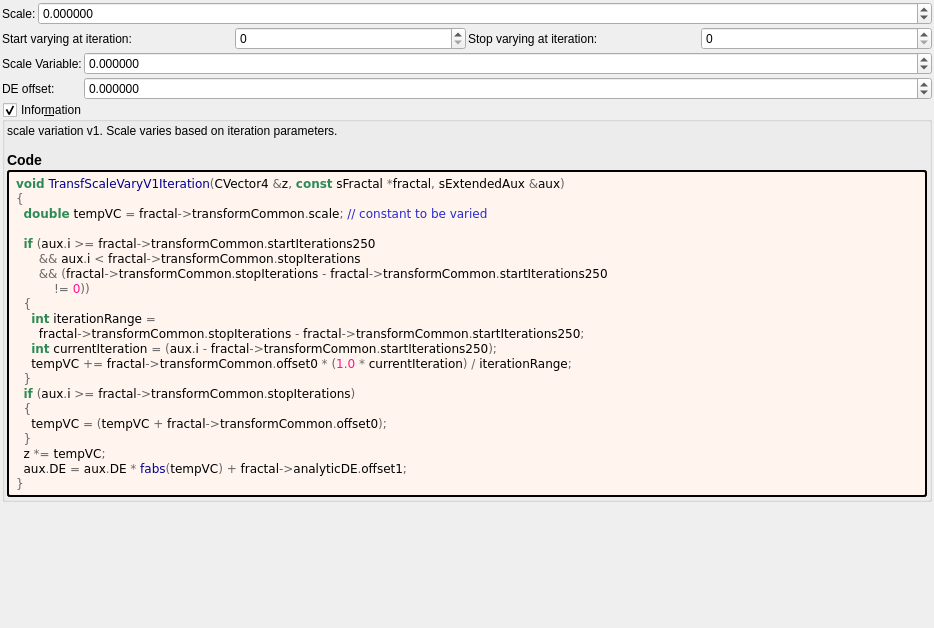
This is mandelbulber2/formula/ui/transf_scale_vary_v1.ui in irinox-ctrl/mandelbulber2 as Qt 5 draws it before an edit. The edited form follows.
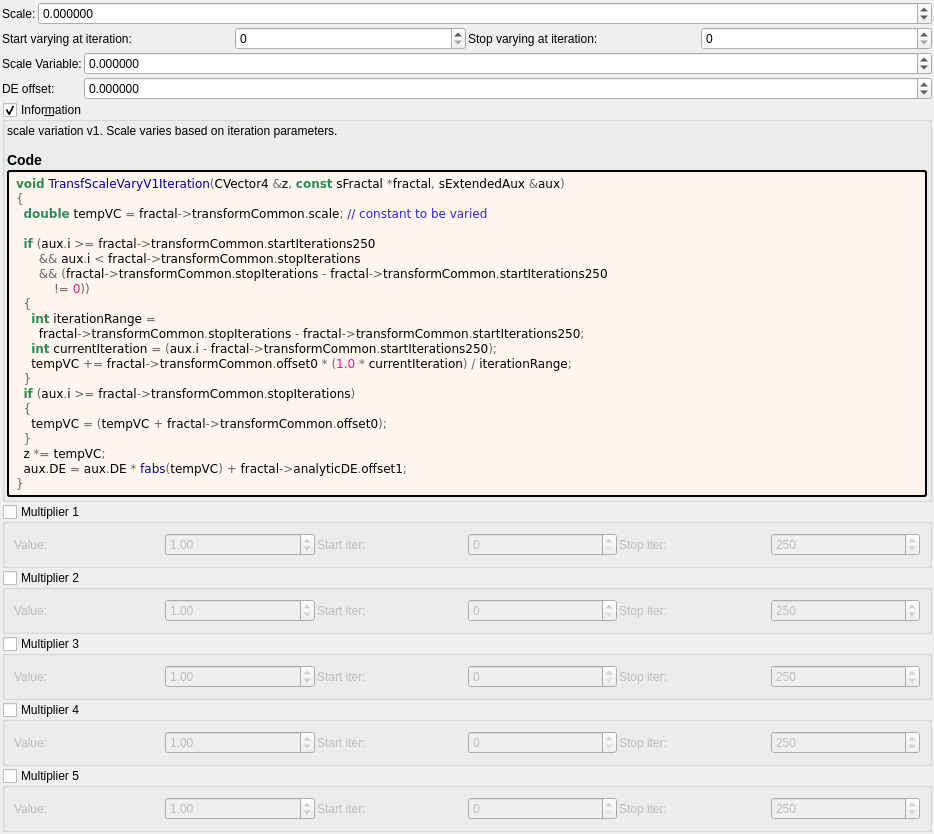
This is the edited form. Custom widgets are drawn as their Qt base class.

Commit message:
feat: add 5 general-purpose multipliers to all 1007 fractal formulas
Each multiplier has:
- Checkbox (OFF by default)
- Value spinbox (default 1.0, range -100 to 100)
- Iteration start/stop range

Logic: z *= value; DE *= |value|;

Uses existing transformCommon parameters:
- Checkboxes: functionEnabledBx/By/Bz/Bw/CzFalse
- Values: scale4/5/6/8/16
- Ranges: startIterationsB-F/stopIterationsB-F

Modified 1007 .cpp (CPU), 1006 .cl (GPU), 1023 .ui files.
Both source (formula/) and deploy (deploy/share/) copies updated.

What changed in the file:
```diff
--- a/mandelbulber2/formula/ui/transf_scale_vary_v1.ui
+++ b/mandelbulber2/formula/ui/transf_scale_vary_v1.ui
@@ -285,6 +285,192 @@
      </layout>
     </widget>
    </item>
+   <item>
+    <widget class="MyGroupBox" name="groupCheck_transf_function_enabledBx_false">
+     <property name="title"><string>Multiplier 1</string></property>
+     <property name="checkable"><bool>true</bool></property>
+     <property name="checked"><bool>false</bool></property>
+     <layout class="QGridLayout" name="gridLayout_mult1">
+      <property name="spacing"><number>2</number></property>
+      <item row="0" column="0">
+       <widget class="QLabel"><property name="text"><string>Value:</string></property></widget>
+      </item>
+      <item row="0" column="1">
+       <widget class="MyDoubleSpinBox" name="spinbox_transf_scale_4">
+        <property name="minimum"><double>-100.0</double></property><property name="maximum"><double>100.0</double></property>
+        <property name="singleStep"><double>0.01</double></property><property name="value"><double>1.0</double></property>
+       </widget>
+      </item>
+      <item row="0" column="2">
+       <widget class="QLabel"><property name="text"><string>Start iter:</string></property></widget>
+      </item>
+      <item row="0" column="3">
+       <widget class="MySpinBox" name="spinboxInt_transf_start_iterations_B">
+        <property name="minimum"><number>0</number></property><property name="maximum"><number>10000</number></property>
+        <property name="value"><number>0</number></property>
+       </widget>
+      </item>
+      <item row="0" column="4">
+       <widget class="QLabel"><property name="text"><string>Stop iter:</string></property></widget>
+      </item>
+      <item row="0" column="5">
+       <widget class="MySpinBox" name="spinboxInt_transf_stop_iterations_B">
+        <property name="minimum"><number>0</number></property><property name="maximum"><number>10000</number></property>
+        <property name="value"><number>250</number></property>
+       </widget>
+      </item>
+     </layout>
+    </widget>
+   </item>
+   <item>
+    <widget class="MyGroupBox" name="groupCheck_transf_function_enabledBy_false">
+     <property name="title"><string>Multiplier 2</string></property>
+     <property name="checkable"><bool>true</bool></property>
+     <property name="checked"><bool>false</bool></property>
+     <layout class="QGridLayout" name="gridLayout_mult2">
+      <property name="spacing"><number>2</number></property>
+      <item row="0" column="0">
+       <widget class="QLabel"><property name="text"><string>Value:</string></property></widget>
+      </item>
+      <item row="0" column="1">
+       <widget class="MyDoubleSpinBox" name="spinbox_transf_scale_5">
+        <property name="minimum"><double>-100.0</double></property><property name="maximum"><double>100.0</double></property>
+        <property name="singleStep"><double>0.01</double></property><property name="value"><double>1.0</double></property>
+       </widget>
+      </item>
+      <item row="0" column="2">
+       <widget class="QLabel"><property name="text"><string>Start iter:</string></property></widget>
+      </item>
+      <item row="0" column="3">
+       <widget class="MySpinBox" name="spinboxInt_transf_start_iterations_C">
+        <property name="minimum"><number>0</number></property><property name="maximum"><number>10000</number></property>
+        <property name="value"><number>0</number></property>
+       </widget>
+      </item>
+      <item row="0" column="4">
+       <widget class="QLabel"><property name="text"><string>Stop iter:</string></property></widget>
+      </item>
+      <item row="0" column="5">
+       <widget class="MySpinBox" name="spinboxInt_transf_stop_iterations_C">
+        <property name="minimum"><number>0</number></property><property name="maximum"><number>10000</number></property>
+        <property name="value"><number>250</number></property>
+       </widget>
+      </item>
+     </layout>
+    </widget>
+   </item>
+   <item>
+    <widget class="MyGroupBox" name="groupCheck_transf_function_enabledBz_false">
+     <property name="title"><string>Multiplier 3</string></property>
+     <property name="checkable"><bool>true</bool></property>
+     <property name="checked"><bool>false</bool></property>
+     <layout class="QGridLayout" name="gridLayout_mult3">
+      <property name="spacing"><number>2</number></property>
+      <item row="0" column="0">
+       <widget class="QLabel"><property name="text"><string>Value:</string></property></widget>
+      </item>
+      <item row="0" column="1">
+       <widget class="MyDoubleSpinBox" name="spinbox_transf_scale_6">
+        <property name="minimum"><double>-100.0</double></property><property name="maximum"><double>100.0</double></property>
+        <property name="singleStep"><double>0.01</double></property><property name="value"><double>1.0</double></property>
+       </widget>
+      </item>
+      <item row="0" column="2">
+       <widget class="QLabel"><property name="text"><string>Start iter:</string></property></widget>
+      </item>
+      <item row="0" column="3">
+       <widget class="MySpinBox" name="spinboxInt_transf_start_iterations_D">
+        <property name="minimum"><number>0</number></property><property name="maximum"><number>10000</number></property>
+        <property name="value"><number>0</number></property>
+       </widget>
+      </item>
+      <item row="0" column="4">
+       <widget class="QLabel"><property name="text"><string>Stop iter:</string></property></widget>
+      </item>
+      <item row="0" column="5">
+       <widget class="MySpinBox" name="spinboxInt_transf_stop_iterations_D">
+        <property name="minimum"><number>0</number></property><property name="maximum"><number>10000</number></property>
+        <property name="value"><number>250</number></property>
+       </widget>
+      </item>
+     </layout>
+    </widget>
+   </item>
+   <item>
+    <widget class="MyGroupBox" name="groupCheck_transf_function_enabledBw_false">
+     <property name="title"><string>Multiplier 4</string></property>
+     <property name="checkable"><bool>true</bool></property>
+     <property name="checked"><bool>false</bool></property>
+     <layout class="QGridLayout" name="gridLayout_mult4">
+      <property name="spacing"><number>2</number></property>
+      <item row="0" column="0">
+       <widget class="QLabel"><property name="text"><string>Value:</string></property></widget>
+      </item>
+      <item row="0" column="1">
+       <widget class="MyDoubleSpinBox" name="spinbox_transf_scale_8">
+        <property name="minimum"><double>-100.0</double></property><property name="maximum"><double>100.0</double></property>
+        <property name="singleStep"><double>0.01</double></property><property name="value"><double>1.0</double></property>
+       </widget>
+      </item>
+      <item row="0" column="2">
+       <widget class="QLabel"><property name="text"><string>Start iter:</string></property></widget>
+      </item>
+      <item row="0" column="3">
+       <widget class="MySpinBox" name="spinboxInt_transf_start_iterations_E">
+        <property name="minimum"><number>0</number></property><property name="maximum"><number>10000</number></property>
+        <property name="value"><number>0</number></property>
+       </widget>
+      </item>
+      <item row="0" column="4">
+       <widget class="QLabel"><property name="text"><string>Stop iter:</string></property></widget>
+      </item>
+      <item row="0" column="5">
+       <widget class="MySpinBox" name="spinboxInt_transf_stop_iterations_E">
+        <property name="minimum"><number>0</number></property><property name="maximum"><number>10000</number></property>
+        <property name="value"><number>250</number></property>
+       </widget>
+      </item>
+     </layout>
+    </widget>
+   </item>
+   <item>
+    <widget class="MyGroupBox" name="groupCheck_transf_function_enabledCz_false">
+     <property name="title"><string>Multiplier 5</string></property>
+     <property name="checkable"><bool>true</bool></property>
+     <property name="checked"><bool>false</bool></property>
+     <layout class="QGridLayout" name="gridLayout_mult5">
+      <property name="spacing"><number>2</number></property>
+      <item row="0" column="0">
+       <widget class="QLabel"><property name="text"><string>Value:</string></property></widget>
+      </item>
+      <item row="0" column="1">
+       <widget class="MyDoubleSpinBox" name="spinbox_transf_scale_16">
+        <property name="minimum"><double>-100.0</double></property><property name="maximum"><double>100.0</double></property>
+        <property name="singleStep"><double>0.01</double></property><property name="value"><double>1.0</double></property>
+       </widget>
+      </item>
+      <item row="0" column="2">
+       <widget class="QLabel"><property name="text"><string>Start iter:</string></property></widget>
+      </item>
+      <item row="0" column="3">
+       <widget class="MySpinBox" name="spinboxInt_transf_start_iterations_F">
+        <property name="minimum"><number>0</number></property><property name="maximum"><number>10000</number></property>
+        <property name="value"><number>0</number></property>
+       </widget>
+      </item>
+      <item row="0" column="4">
+       <widget class="QLabel"><property name="text"><string>Stop iter:</string></property></widget>
+      </item>
+      <item row="0" column="5">
+       <widget class="MySpinBox" name="spinboxInt_transf_stop_iterations_F">
+        <property name="minimum"><number>0</number></property><property name="maximum"><number>10000</number></property>
+        <property name="value"><number>250</number></property>
+       </widget>
+      </item>
+     </layout>
+    </widget>
+   </item>
+
    <item>
     <spacer name="verticalSpacer">
      <property name="orientation">
```
The commit also changes 3972 other files.
